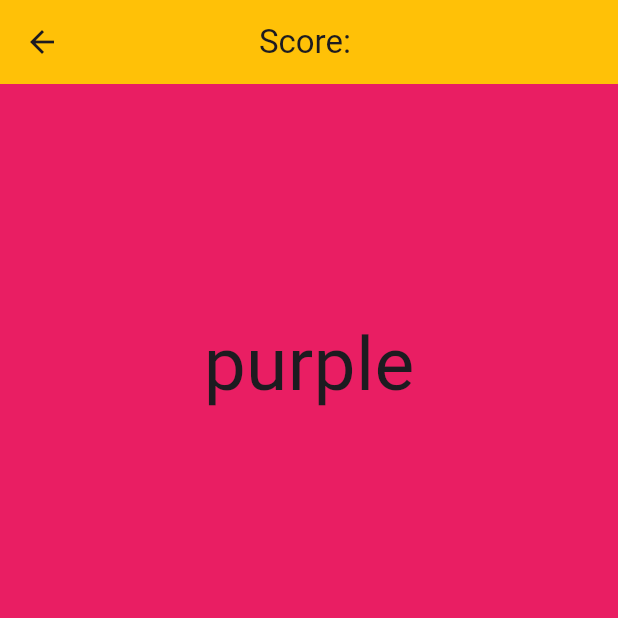
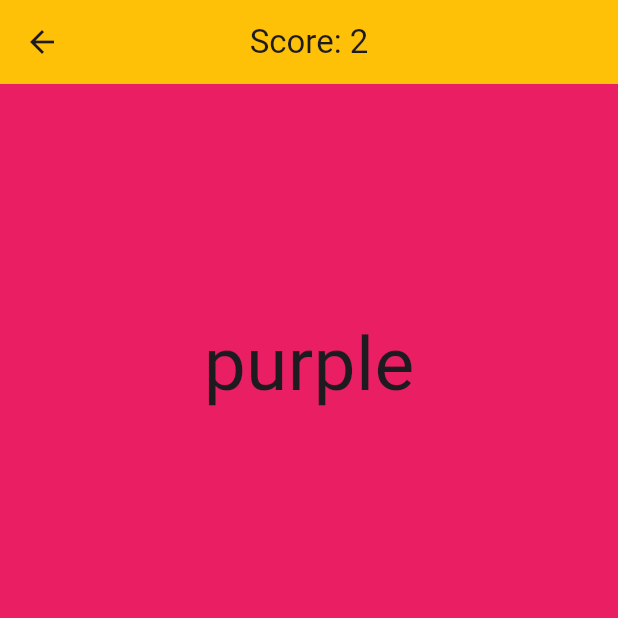
Before and after one commit to DereckAn/FlutterProjects, a Flutter app: the Playing screen opened by its route, after a tap on the "close" icon, after a tap on the "check" icon, on a phone screen of 412 x 824 dp, the top half of it. Run offline on Flutter 3.47's test engine with Material 2 defaults, Android fonts, the phone set to English and light mode, and no system bars.

Commit message:
resulviendo un poco

```diff
--- a/color_game/lib/screens/playing.dart
+++ b/color_game/lib/screens/playing.dart
@@ -2,6 +2,7 @@ import 'package:color_game/components/two_buttons.dart';
 import 'package:flutter/material.dart';
 import 'dart:math';
 
+final random = Random();
 const colorMap = {
   'red': Colors.red,
   'green': Colors.green,
@@ -15,14 +16,8 @@ const colorMap = {
   'brown': Colors.brown,
   'grey': Colors.grey,
 };
-
-final random = Random();
-
+final keys = colorMap.keys.toList();
 late int score;
-
-
-
-
 
 class Playing extends StatefulWidget {
   const Playing({super.key});
@@ -32,22 +27,30 @@ class Playing extends StatefulWidget {
 }
 
 class _PlayingState extends State<Playing> {
-  void _changeBackgroundColor() {
-    final keys = colorMap.keys.toList();
-    final randomKey = keys[random.nextInt(keys.length)];
-    final randomKey2 = keys[random.nextInt(keys.length)];
-    final randomColor = colorMap[randomKey];
+  int score = 0;
 
-    print(_areEquals(randomKey, randomKey2));
-
+  void generateRandomColor() {
     setState(() {
-      _backgroundColor = randomColor!;
-      _stringColor = randomKey2;
+      _backgroundColor = colorMap[keys[random.nextInt(keys.length)]]!;
+      // print(_backgroundColor);
+      _stringColor = keys[random.nextInt(keys.length)];
+      // print(_stringColor);
+      score++;
     });
   }
 
-  bool _areEquals(String key1, String key2) {
-    return key1 == key2;
+  void checkAnswer(bool isCorrect) {
+    if ((_backgroundColor == colorMap[_stringColor] && isCorrect) ||
+        (_backgroundColor != colorMap[_stringColor] && !isCorrect)) {
+      setState(() {
+        score++;
+        generateRandomColor();
+      });
+    }
+  }
+
+  bool checkIsSame() {
+    return _backgroundColor == colorMap[_stringColor];
   }
 
   Color _backgroundColor = Colors.pink;
@@ -59,24 +62,25 @@ class _PlayingState extends State<Playing> {
       backgroundColor: _backgroundColor,
       appBar: AppBar(
         backgroundColor: Colors.amber,
-        title: const Text(
-          'Score: ',
+        title: Text(
+          'Score: $score',
         ),
         centerTitle: true,
       ),
       body: Column(
-        // crossAxisAlignment: CrossAxisAlignment.center,
         mainAxisAlignment: MainAxisAlignment.center,
         mainAxisSize: MainAxisSize.max,
         children: [
           Expanded(
-              flex: 2,
-              child: Center(
-                  child: Text(
+            flex: 2,
+            child: Center(
+              child: Text(
                 _stringColor,
                 style: const TextStyle(fontSize: 50),
-              ))),
-          Expanded(flex: 2, child: TwoButtons(_changeBackgroundColor)),
+              ),
+            ),
+          ),
+          Expanded(flex: 2, child: TwoButtons(generateRandomColor)),
           const SizedBox(
             height: 20,
           ),
```
Also changed, not shown: color_game/lib/components/hola.dart (+11 -9 lines).
